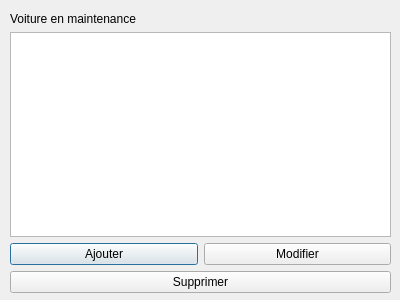
myihbach/Qt_rental_car, file maintenance.ui: the form before one commit.
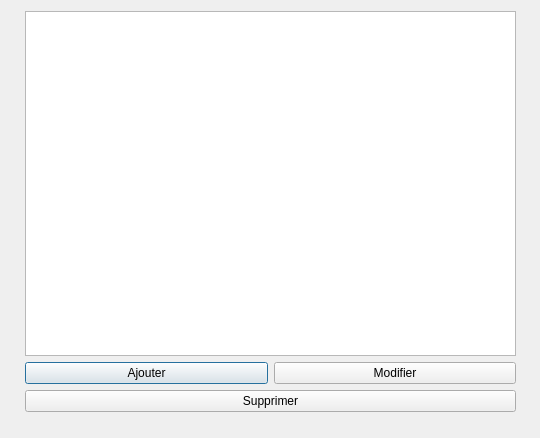
The form after the commit.

Commit message: add maintenance crud , results dialog, and updating cars queries

```diff
--- a/maintenance.ui
+++ b/maintenance.ui
@@ -6,8 +6,8 @@
    <rect>
     <x>0</x>
     <y>0</y>
-    <width>400</width>
-    <height>300</height>
+    <width>540</width>
+    <height>438</height>
    </rect>
   </property>
   <property name="windowTitle">
@@ -16,20 +16,13 @@
   <widget class="QWidget" name="">
    <property name="geometry">
     <rect>
-     <x>10</x>
-     <y>12</y>
-     <width>381</width>
-     <height>281</height>
+     <x>25</x>
+     <y>11</y>
+     <width>491</width>
+     <height>401</height>
     </rect>
    </property>
    <layout class="QVBoxLayout" name="verticalLayout">
-    <item>
-     <widget class="QLabel" name="label">
-      <property name="text">
-       <string>Voiture en maintenance</string>
-      </property>
-     </widget>
-    </item>
     <item>
      <widget class="QTableView" name="tableView"/>
     </item>
```
Left out of the diff: 6 changed lines with no effect on the pictures. The commit also changes 16 other files.
